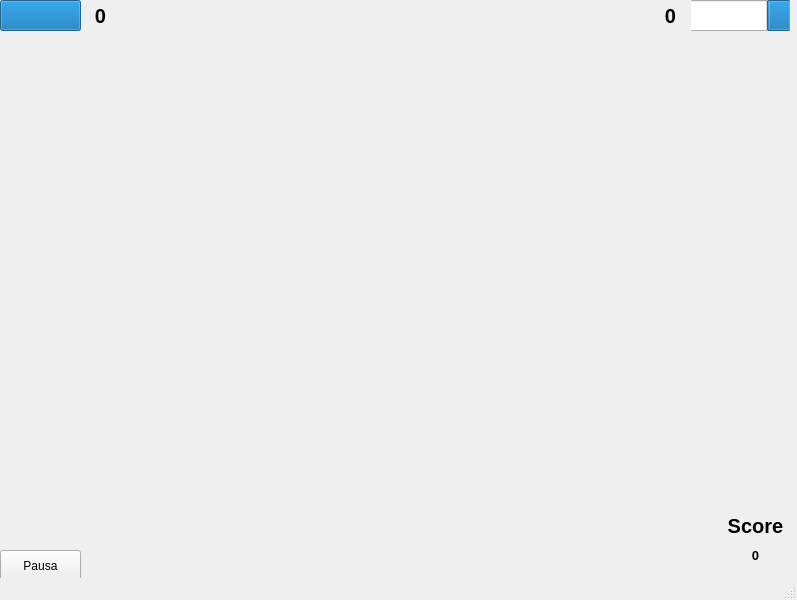
The window that T05/juego.ui (jfcampos1/Probando-cosas) describes before a commit, drawn with Qt 5.
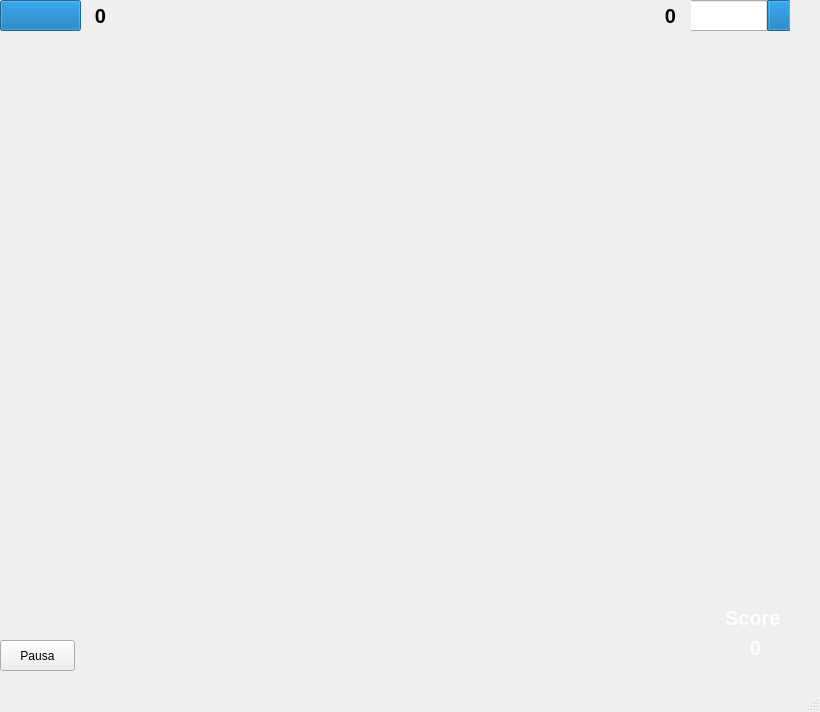
The same window after the commit.

The edit to the form file:
```diff
--- a/T05/juego.ui
+++ b/T05/juego.ui
@@ -6,8 +6,8 @@
    <rect>
     <x>0</x>
     <y>0</y>
-    <width>797</width>
-    <height>600</height>
+    <width>820</width>
+    <height>712</height>
    </rect>
   </property>
   <property name="mouseTracking">
@@ -58,28 +58,6 @@
      <bool>true</bool>
     </property>
    </widget>
-   <widget class="QLabel" name="label_3">
-    <property name="geometry">
-     <rect>
-      <x>100</x>
-      <y>170</y>
-      <width>21</width>
-      <height>21</height>
-     </rect>
-    </property>
-    <property name="cursor">
-     <cursorShape>ArrowCursor</cursorShape>
-    </property>
-    <property name="mouseTracking">
-     <bool>true</bool>
-    </property>
-    <property name="text">
-     <string/>
-    </property>
-    <property name="scaledContents">
-     <bool>true</bool>
-    </property>
-   </widget>
    <widget class="QLabel" name="label_5">
     <property name="geometry">
      <rect>
@@ -196,12 +174,54 @@
      <set>Qt::AlignCenter</set>
     </property>
    </widget>
+   <widget class="QLabel" name="label_3">
+    <property name="geometry">
+     <rect>
+      <x>0</x>
+      <y>592</y>
+      <width>800</width>
+      <height>100</height>
+     </rect>
+    </property>
+    <property name="text">
+     <string/>
+    </property>
+   </widget>
+   <widget class="QLabel" name="label_7">
+    <property name="geometry">
+     <rect>
+      <x>725</x>
+      <y>632</y>
+      <width>61</width>
+      <height>31</height>
+     </rect>
+    </property>
+    <property name="font">
+     <font>
+      <pointsize>15</pointsize>
+      <weight>75</weight>
+      <bold>true</bold>
+     </font>
+    </property>
+    <property name="styleSheet">
+     <string notr="true">color: rgb(255, 255, 255);</string>
+    </property>
+    <property name="text">
+     <string>0</string>
+    </property>
+    <property name="scaledContents">
+     <bool>true</bool>
+    </property>
+    <property name="alignment">
+     <set>Qt::AlignCenter</set>
+    </property>
+   </widget>
    <widget class="QLabel" name="label_6">
     <property name="geometry">
      <rect>
-      <x>720</x>
-      <y>510</y>
-      <width>71</width>
+      <x>725</x>
+      <y>602</y>
+      <width>61</width>
       <height>31</height>
      </rect>
     </property>
@@ -212,48 +232,20 @@
       <bold>true</bold>
      </font>
     </property>
-    <property name="autoFillBackground">
-     <bool>true</bool>
+    <property name="styleSheet">
+     <string notr="true">color: rgb(255, 255, 255);
+border-color: rgb(255, 0, 0);</string>
     </property>
     <property name="text">
      <string>Score</string>
     </property>
-    <property name="alignment">
-     <set>Qt::AlignCenter</set>
-    </property>
-   </widget>
-   <widget class="QLabel" name="label_7">
-    <property name="geometry">
-     <rect>
-      <x>720</x>
-      <y>540</y>
-      <width>71</width>
-      <height>31</height>
-     </rect>
-    </property>
-    <property name="font">
-     <font>
-      <pointsize>10</pointsize>
-      <weight>75</weight>
-      <bold>true</bold>
-     </font>
-    </property>
-    <property name="autoFillBackground">
-     <bool>true</bool>
-    </property>
-    <property name="text">
-     <string>0</string>
-    </property>
-    <property name="alignment">
-     <set>Qt::AlignCenter</set>
-    </property>
    </widget>
    <widget class="QPushButton" name="pushButton">
     <property name="geometry">
      <rect>
       <x>0</x>
-      <y>550</y>
-      <width>81</width>
+      <y>640</y>
+      <width>75</width>
       <height>31</height>
      </rect>
     </property>
```
Left out of the diff: 2 changed lines with no effect on the pictures.
